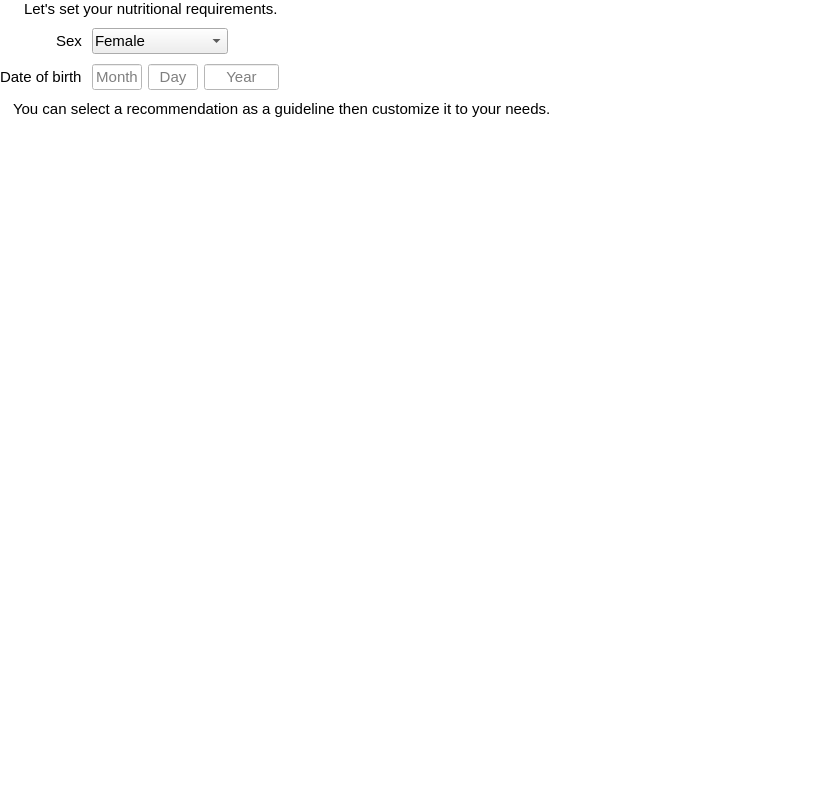
josh-minch/spartan, file ui/ui_reqwizwidget.ui: the form before one commit.
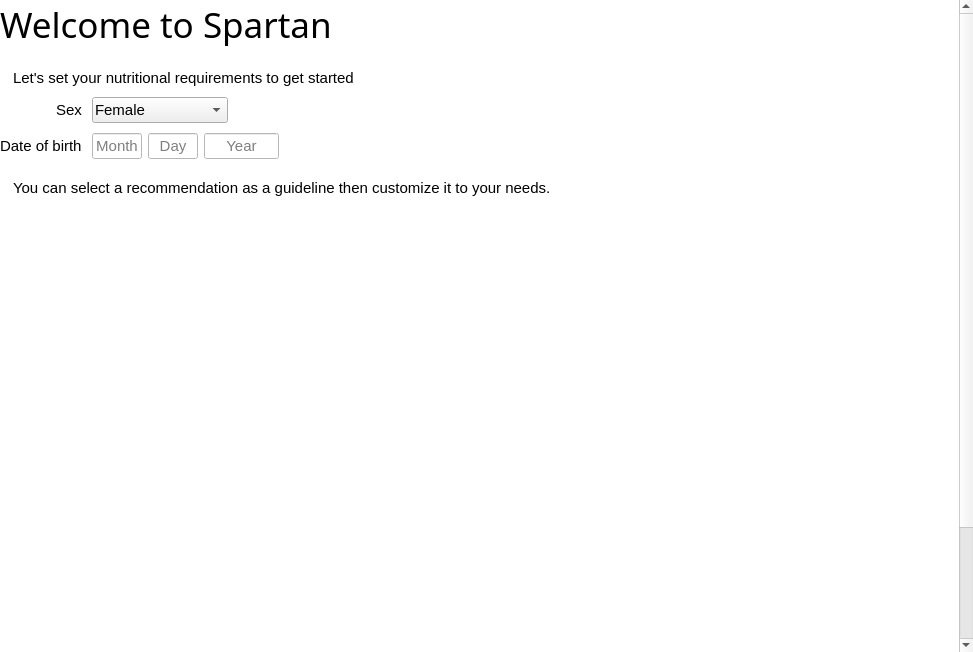
The form after the commit. Icons and pictures are not drawn. Custom widgets are drawn as their Qt base class.

Commit message: Add persistent user trait storage, welcome window

What changed in the file:
```diff
--- a/ui/ui_reqwizwidget.ui
+++ b/ui/ui_reqwizwidget.ui
@@ -6,8 +6,8 @@
    <rect>
     <x>0</x>
     <y>0</y>
-    <width>825</width>
-    <height>794</height>
+    <width>973</width>
+    <height>652</height>
    </rect>
   </property>
   <property name="palette">
@@ -112,9 +112,9 @@
       <property name="geometry">
        <rect>
         <x>0</x>
-        <y>0</y>
-        <width>825</width>
-        <height>794</height>
+        <y>-189</y>
+        <width>956</width>
+        <height>841</height>
        </rect>
       </property>
       <layout class="QGridLayout" name="gridLayout_2" rowstretch="0,0,1">
@@ -131,7 +131,7 @@
         <number>0</number>
        </property>
        <property name="verticalSpacing">
-        <number>10</number>
+        <number>20</number>
        </property>
        <item row="2" column="0">
         <layout class="QGridLayout" name="gridLayout">
@@ -150,6 +150,7 @@
             <string notr="true">QHeaderView::section{
 	background-color: white;
 	border: 0px;
+	padding-left: 3px
 }
 
 QTableView {
@@ -194,6 +195,7 @@
             <string notr="true">QHeaderView::section{
 	background-color: white;
 	border: 0px;
+	padding-left: 3px
 }
 
 QTableView {
@@ -238,6 +240,7 @@
             <string notr="true">QHeaderView::section{
 	background-color: white;
 	border: 0px;
+	padding-left: 3px
 }
 
 QTableView {
@@ -275,9 +278,9 @@
           <enum>QFormLayout::WrapLongRows</enum>
          </property>
          <property name="verticalSpacing">
-          <number>10</number>
+          <number>20</number>
          </property>
-         <item row="0" column="0">
+         <item row="2" column="0">
           <layout class="QVBoxLayout" name="verticalLayout_8">
            <property name="spacing">
             <number>10</number>
@@ -314,7 +317,7 @@
                 </font>
                </property>
                <property name="text">
-                <string>Let's set your nutritional requirements.</string>
+                <string>Let's set your nutritional requirements to get started</string>
                </property>
                <property name="scaledContents">
                 <bool>false</bool>
@@ -612,7 +615,7 @@
            </item>
           </layout>
          </item>
-         <item row="1" column="0">
+         <item row="3" column="0">
           <layout class="QVBoxLayout" name="verticalLayout_9">
            <property name="spacing">
             <number>8</number>
@@ -660,6 +663,19 @@
            </item>
           </layout>
          </item>
+         <item row="1" column="0">
+          <widget class="QLabel" name="label">
+           <property name="font">
+            <font>
+             <family>Segoe UI Semilight</family>
+             <pointsize>26</pointsize>
+            </font>
+           </property>
+           <property name="text">
+            <string>Welcome to Spartan</string>
+           </property>
+          </widget>
+         </item>
         </layout>
        </item>
       </layout>
```
The commit also changes 23 other files.
